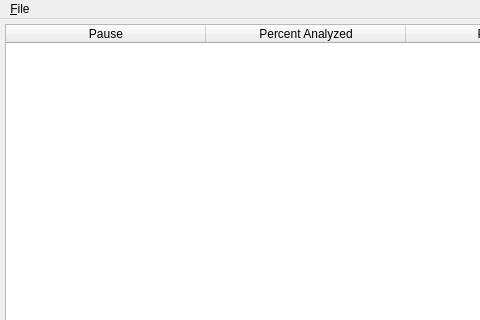
The window that UI/starbeamanalyzer.ui (xloem/spot-on-svn) describes before a commit, drawn with Qt 5; both pictures show x 0 to 480 and y 0 to 320 of the 800 by 600 pixel window.
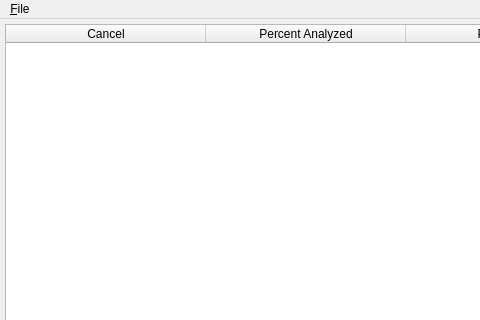
The same window after the commit. Icons and pictures are not drawn.

Patch:
```diff
--- a/UI/starbeamanalyzer.ui
+++ b/UI/starbeamanalyzer.ui
@@ -50,7 +50,7 @@
       </attribute>
       <column>
        <property name="text">
-        <string>Pause</string>
+        <string>Cancel</string>
        </property>
       </column>
       <column>
```
Left out of the diff: 2 changed lines with no effect on the pictures.
